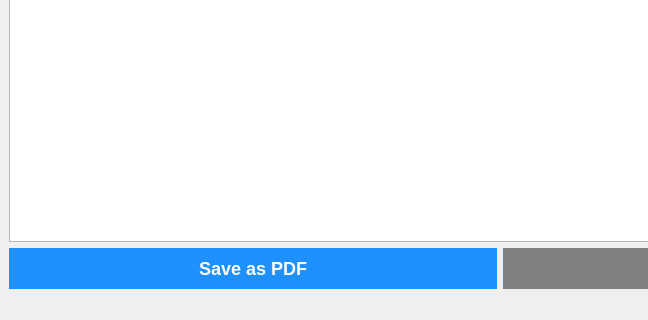
Old version of the form app/ui/viewAttendance.ui in the repository mudit-codes/attendify; both pictures show x 0 to 648 and y 480 to 800 of the 1000 by 800 pixel window.
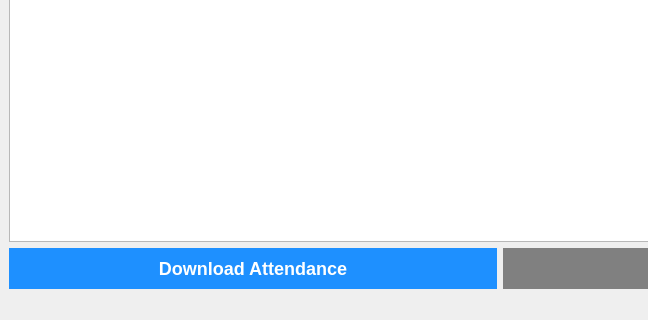
New version of the form.

Commit message: Attendance and Timer Bugs fixed. (v1.0) 🚀

The edit to the form file:
```diff
--- a/app/ui/viewAttendance.ui
+++ b/app/ui/viewAttendance.ui
@@ -97,7 +97,7 @@
                         <item>
                             <widget class="QPushButton" name="saveAsPdfBtn">
                                 <property name="text">
-                                    <string>Save as PDF</string>
+                                    <string>Download Attendance</string>
                                 </property>
                                 <property name="styleSheet">
                                     <string>
```
The commit also changes 13 other files.
